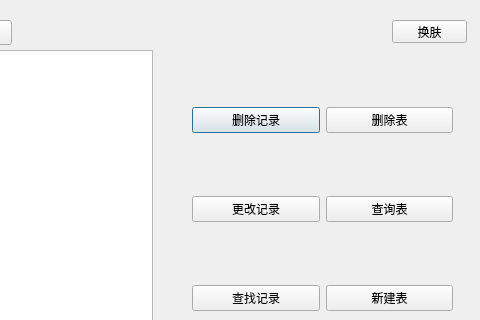
The window that manage.ui (WULINYOU/qt_Remote_warehouse_management_system) describes before a commit, drawn with Qt 5; both pictures show x 428 to 908 and y 0 to 320 of the 908 by 514 pixel window.
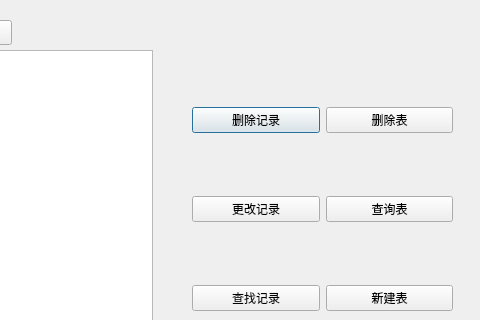
The same window after the commit.

What changed in the file:
```diff
--- a/manage.ui
+++ b/manage.ui
@@ -182,19 +182,6 @@
     </item>
    </layout>
   </widget>
-  <widget class="QPushButton" name="SkinPeeler">
-   <property name="geometry">
-    <rect>
-     <x>820</x>
-     <y>20</y>
-     <width>75</width>
-     <height>23</height>
-    </rect>
-   </property>
-   <property name="text">
-    <string>换肤</string>
-   </property>
-  </widget>
  </widget>
  <resources/>
  <connections/>
```
